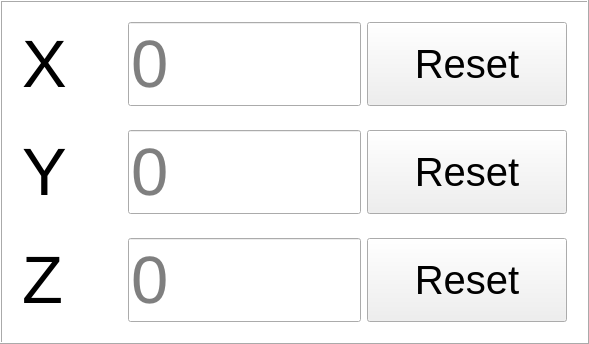
Above: MainApp/coordinatewidget.ui from ChinhHPham/mc500ui before the change. Below: the same form after it.
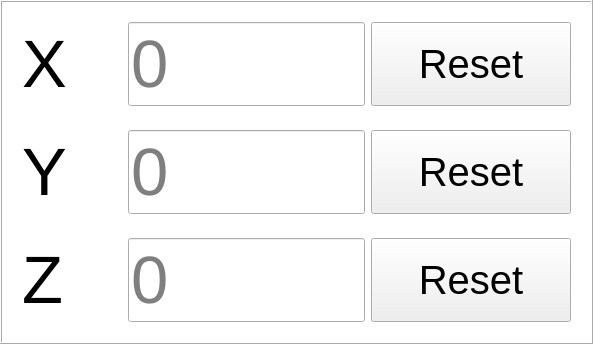
That is the form after the change.

Patch:
```diff
--- a/MainApp/coordinatewidget.ui
+++ b/MainApp/coordinatewidget.ui
@@ -6,7 +6,7 @@
    <rect>
     <x>0</x>
     <y>0</y>
-    <width>589</width>
+    <width>593</width>
     <height>340</height>
    </rect>
   </property>
```
Left out of the diff: 6 changed lines with no effect on the pictures.
